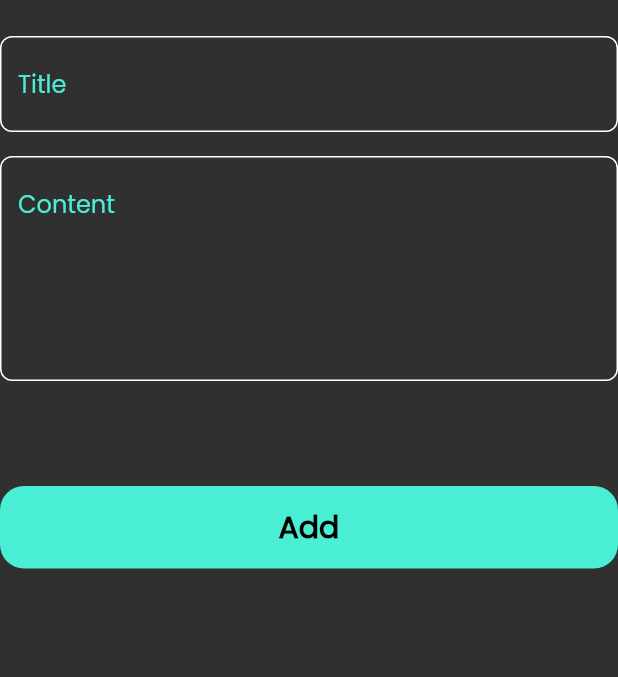
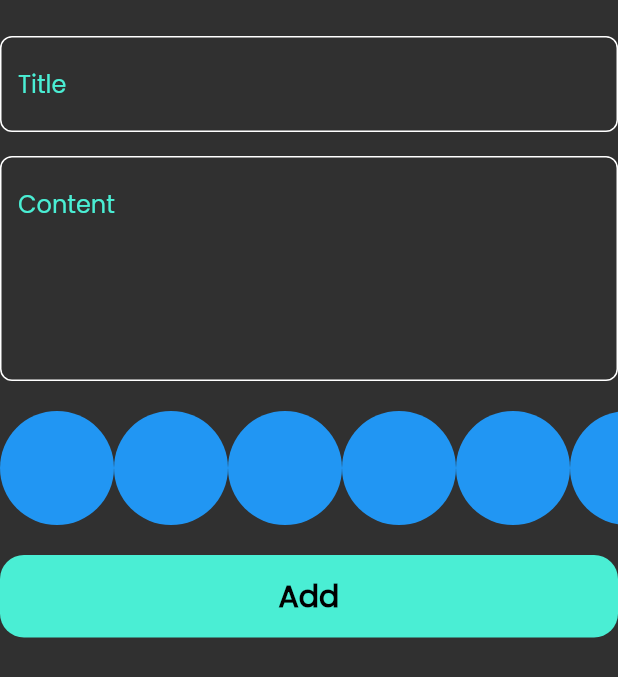
Before and after one commit to Mohame-Ragab/notes_app, a Flutter app: the AddNoteForm widget shown alone on an empty page, opened directly, on a phone screen of 412 x 824 dp. Shown: the top 677 px of the screen. Run offline on Flutter 3.47's test engine with Material 2 defaults, Android fonts, the phone set to English and light mode, and no system bars; our stand-ins replace flutter_bloc, font_awesome_flutter, hive, hive_flutter; accounts and stored records are empty.

Commit message:
create colors list view part 1

```diff
--- a/lib/views/widgets/add_note_form.dart
+++ b/lib/views/widgets/add_note_form.dart
@@ -3,6 +3,7 @@ import 'package:flutter_bloc/flutter_bloc.dart';
 import 'package:intl/intl.dart';
 import 'package:notes_app/cubits/add_note_cubit/add_note_cubit.dart';
 import 'package:notes_app/models/note_model.dart';
+import 'package:notes_app/views/widgets/colors_list_view.dart';
 import 'package:notes_app/views/widgets/custom_button.dart';
 import 'package:notes_app/views/widgets/custom_text_field.dart';
 
@@ -47,7 +48,11 @@ class _AddNoteFormState extends State<AddNoteForm> {
             maxLines: 5,
           ),
           const SizedBox(
-            height: 70,
+            height: 20,
+          ),
+          ColorsListView(),
+          const SizedBox(
+            height: 20,
           ),
           BlocBuilder<AddNoteCubit, AddNoteState>(
             builder: (context, state) {
--- /dev/null
+++ b/lib/views/widgets/colors_list_view.dart
@@ -0,0 +1,30 @@
+import 'package:flutter/material.dart';
+
+class ColorItem extends StatelessWidget {
+  const ColorItem({super.key});
+
+  @override
+  Widget build(BuildContext context) {
+    return const CircleAvatar(
+      backgroundColor: Colors.blue,
+      radius: 38,
+    );
+  }
+}
+
+class ColorsListView extends StatelessWidget {
+  const ColorsListView({super.key});
+
+  @override
+  Widget build(BuildContext context) {
+    return SizedBox(
+      height: 38 * 2,
+      child: ListView.builder(
+          itemCount: 10,
+          scrollDirection: Axis.horizontal,
+          itemBuilder: (context, index) {
+            return const ColorItem();
+          }),
+    );
+  }
+}
```
